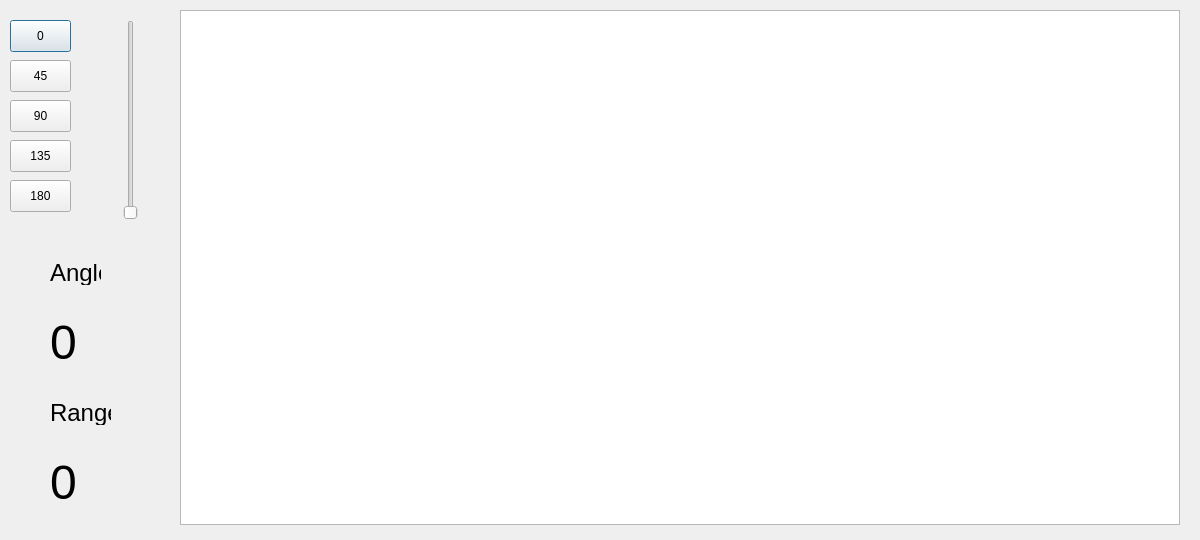
samuelrait/Lab3-PrjFinal-Sonar, file RadarArduino/dialog.ui: the form before one commit.
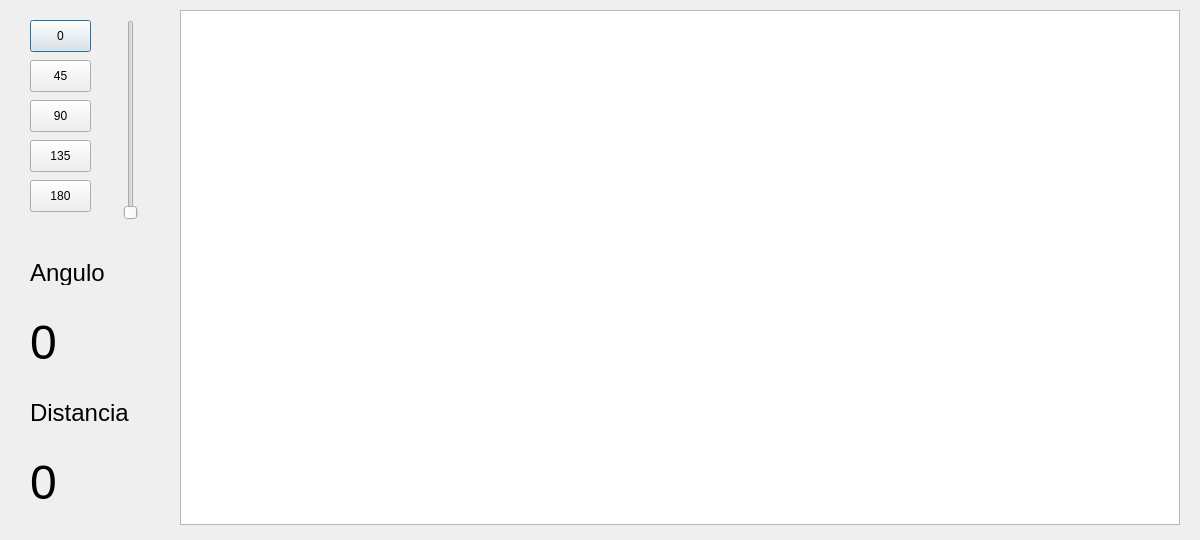
The form after the commit.

Diff of the .ui file:
```diff
--- a/RadarArduino/dialog.ui
+++ b/RadarArduino/dialog.ui
@@ -22,9 +22,9 @@
   <widget class="QLabel" name="label">
    <property name="geometry">
     <rect>
-     <x>50</x>
+     <x>30</x>
      <y>260</y>
-     <width>51</width>
+     <width>111</width>
      <height>25</height>
     </rect>
    </property>
@@ -41,13 +41,13 @@
     </font>
    </property>
    <property name="text">
-    <string>Angle:</string>
+    <string>Angulo</string>
    </property>
   </widget>
   <widget class="QLabel" name="angle">
    <property name="geometry">
     <rect>
-     <x>50</x>
+     <x>30</x>
      <y>320</y>
      <width>71</width>
      <height>45</height>
@@ -75,9 +75,9 @@
   <widget class="QLabel" name="label_2">
    <property name="geometry">
     <rect>
-     <x>50</x>
+     <x>30</x>
      <y>400</y>
-     <width>61</width>
+     <width>121</width>
      <height>25</height>
     </rect>
    </property>
@@ -94,13 +94,13 @@
     </font>
    </property>
    <property name="text">
-    <string>Range</string>
+    <string>Distancia</string>
    </property>
   </widget>
   <widget class="QLabel" name="range">
    <property name="geometry">
     <rect>
-     <x>50</x>
+     <x>30</x>
      <y>460</y>
      <width>111</width>
      <height>45</height>
@@ -141,7 +141,7 @@
   <widget class="QPushButton" name="button0">
    <property name="geometry">
     <rect>
-     <x>10</x>
+     <x>30</x>
      <y>20</y>
      <width>61</width>
      <height>32</height>
@@ -154,7 +154,7 @@
   <widget class="QPushButton" name="button90">
    <property name="geometry">
     <rect>
-     <x>10</x>
+     <x>30</x>
      <y>100</y>
      <width>61</width>
      <height>32</height>
@@ -167,7 +167,7 @@
   <widget class="QPushButton" name="button180">
    <property name="geometry">
     <rect>
-     <x>10</x>
+     <x>30</x>
      <y>180</y>
      <width>61</width>
      <height>32</height>
@@ -202,7 +202,7 @@
   <widget class="QPushButton" name="button45">
    <property name="geometry">
     <rect>
-     <x>10</x>
+     <x>30</x>
      <y>60</y>
      <width>61</width>
      <height>32</height>
@@ -215,7 +215,7 @@
   <widget class="QPushButton" name="button135">
    <property name="geometry">
     <rect>
-     <x>10</x>
+     <x>30</x>
      <y>140</y>
      <width>61</width>
      <height>32</height>
```
